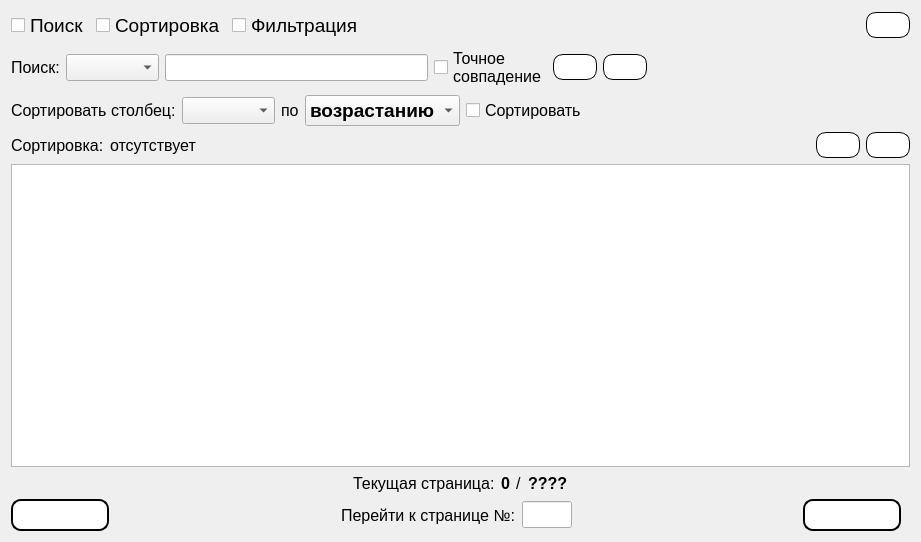
This is Gui/TabWidgets/Admin/profit.ui in MyEdit/Casino_Client as Qt 5 draws it before an edit. The edited form follows.
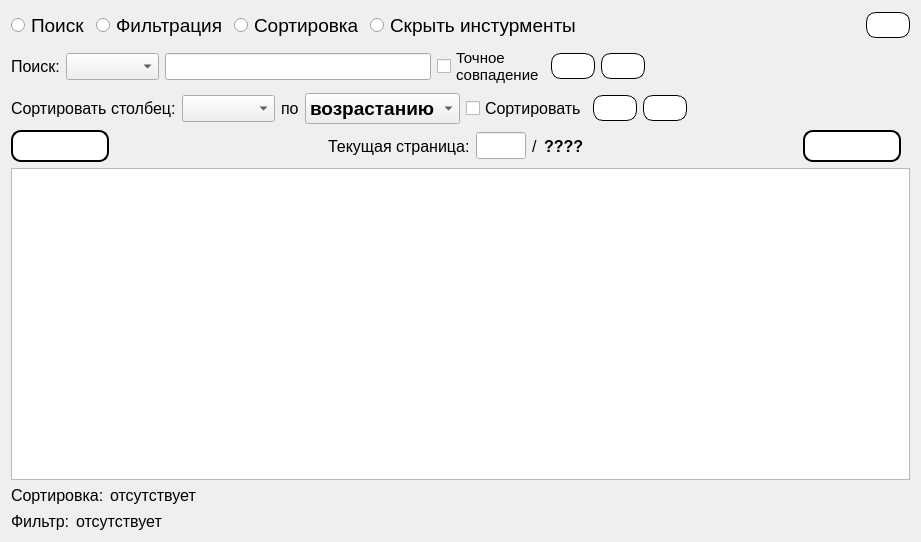
This is the edited form. Icons and pictures are not drawn.

Patch:
```diff
--- a/Gui/TabWidgets/Admin/profit.ui
+++ b/Gui/TabWidgets/Admin/profit.ui
@@ -17,7 +17,7 @@
    <item>
     <layout class="QHBoxLayout" name="horizontalLayout_2">
      <item>
-      <widget class="QCheckBox" name="checkBox_Search">
+      <widget class="QRadioButton" name="radioButton_Search">
        <property name="font">
         <font>
          <family>Segoe UI</family>
@@ -30,20 +30,7 @@
       </widget>
      </item>
      <item>
-      <widget class="QCheckBox" name="checkBox_Sorting">
-       <property name="font">
-        <font>
-         <family>Segoe UI</family>
-         <pointsize>14</pointsize>
-        </font>
-       </property>
-       <property name="text">
-        <string>Сортировка</string>
-       </property>
-      </widget>
-     </item>
-     <item>
-      <widget class="QCheckBox" name="checkBox_Filtr">
+      <widget class="QRadioButton" name="radioButton_Filtr">
        <property name="font">
         <font>
          <family>Segoe UI</family>
@@ -55,6 +42,32 @@
        </property>
       </widget>
      </item>
+     <item>
+      <widget class="QRadioButton" name="radioButton_Sorting">
+       <property name="font">
+        <font>
+         <family>Segoe UI</family>
+         <pointsize>14</pointsize>
+        </font>
+       </property>
+       <property name="text">
+        <string>Сортировка</string>
+       </property>
+      </widget>
+     </item>
+     <item>
+      <widget class="QRadioButton" name="radioButton">
+       <property name="font">
+        <font>
+         <family>Segoe UI</family>
+         <pointsize>14</pointsize>
+        </font>
+       </property>
+       <property name="text">
+        <string>Скрыть инстурменты</string>
+       </property>
+      </widget>
+     </item>
      <item>
       <spacer name="horizontalSpacer_2">
        <property name="orientation">
@@ -147,7 +160,7 @@
        <property name="font">
         <font>
          <family>Segoe UI</family>
-         <pointsize>12</pointsize>
+         <pointsize>11</pointsize>
         </font>
        </property>
        <property name="text">
@@ -329,74 +342,6 @@
       </widget>
      </item>
      <item>
-      <spacer name="horizontalSpacer_13">
-       <property name="orientation">
-        <enum>Qt::Horizontal</enum>
-       </property>
-       <property name="sizeHint" stdset="0">
-        <size>
-         <width>0</width>
-         <height>0</height>
-        </size>
-       </property>
-      </spacer>
-     </item>
-    </layout>
-   </item>
-   <item>
-    <layout class="QHBoxLayout" name="horizontalLayout">
-     <item>
-      <widget class="QLabel" name="label_7">
-       <property name="sizePolicy">
-        <sizepolicy hsizetype="Fixed" vsizetype="Preferred">
-         <horstretch>0</horstretch>
-         <verstretch>0</verstretch>
-        </sizepolicy>
-       </property>
-       <property name="font">
-        <font>
-         <family>Segoe UI</family>
-         <pointsize>12</pointsize>
-        </font>
-       </property>
-       <property name="text">
-        <string>Сортировка:</string>
-       </property>
-      </widget>
-     </item>
-     <item>
-      <widget class="QLabel" name="labelWhatKindSorting">
-       <property name="sizePolicy">
-        <sizepolicy hsizetype="Fixed" vsizetype="Preferred">
-         <horstretch>0</horstretch>
-         <verstretch>0</verstretch>
-        </sizepolicy>
-       </property>
-       <property name="font">
-        <font>
-         <family>Segoe UI</family>
-         <pointsize>12</pointsize>
-        </font>
-       </property>
-       <property name="text">
-        <string>отсутствует</string>
-       </property>
-      </widget>
-     </item>
-     <item>
-      <spacer name="horizontalSpacer">
-       <property name="orientation">
-        <enum>Qt::Horizontal</enum>
-       </property>
-       <property name="sizeHint" stdset="0">
-        <size>
-         <width>0</width>
-         <height>0</height>
-        </size>
-       </property>
-      </spacer>
-     </item>
-     <item>
       <widget class="QPushButton" name="addFilter">
        <property name="styleSheet">
         <string notr="true">QPushButton {
@@ -425,8 +370,8 @@
        </property>
        <property name="iconSize">
         <size>
-         <width>24</width>
-         <height>24</height>
+         <width>32</width>
+         <height>32</height>
         </size>
        </property>
       </widget>
@@ -460,104 +405,21 @@
        </property>
        <property name="iconSize">
         <size>
-         <width>24</width>
-         <height>24</height>
+         <width>32</width>
+         <height>32</height>
         </size>
        </property>
       </widget>
      </item>
-    </layout>
-   </item>
-   <item>
-    <widget class="QTableView" name="tableView">
-     <property name="font">
-      <font>
-       <family>Segoe UI</family>
-       <pointsize>10</pointsize>
-      </font>
-     </property>
-    </widget>
-   </item>
-   <item>
-    <layout class="QHBoxLayout" name="horizontalLayout_6">
      <item>
-      <spacer name="horizontalSpacer_9">
+      <spacer name="horizontalSpacer_13">
        <property name="orientation">
         <enum>Qt::Horizontal</enum>
        </property>
        <property name="sizeHint" stdset="0">
         <size>
-         <width>40</width>
-         <height>20</height>
-        </size>
-       </property>
-      </spacer>
-     </item>
-     <item>
-      <widget class="QLabel" name="label_4">
-       <property name="font">
-        <font>
-         <family>Segoe UI</family>
-         <pointsize>12</pointsize>
-        </font>
-       </property>
-       <property name="text">
-        <string>Текущая страница:</string>
-       </property>
-      </widget>
-     </item>
-     <item>
-      <widget class="QLabel" name="labelCurrentPage">
-       <property name="font">
-        <font>
-         <family>Segoe UI</family>
-         <pointsize>12</pointsize>
-         <weight>75</weight>
-         <bold>true</bold>
-        </font>
-       </property>
-       <property name="text">
-        <string>0</string>
-       </property>
-      </widget>
-     </item>
-     <item>
-      <widget class="QLabel" name="label_5">
-       <property name="font">
-        <font>
-         <family>Segoe UI</family>
-         <pointsize>12</pointsize>
-        </font>
-       </property>
-       <property name="text">
-        <string>/</string>
-       </property>
-      </widget>
-     </item>
-     <item>
-      <widget class="QLabel" name="labelMaxPage">
-       <property name="font">
-        <font>
-         <family>Segoe UI</family>
-         <pointsize>12</pointsize>
-         <weight>75</weight>
-         <bold>true</bold>
-        </font>
-       </property>
-       <property name="text">
-        <string>????</string>
-       </property>
-      </widget>
-     </item>
-     <item>
-      <spacer name="horizontalSpacer_10">
-       <property name="orientation">
-        <enum>Qt::Horizontal</enum>
-       </property>
-       <property name="sizeHint" stdset="0">
-        <size>
-         <width>40</width>
-         <height>20</height>
+         <width>0</width>
+         <height>0</height>
         </size>
        </property>
       </spacer>
@@ -624,7 +486,7 @@
       </spacer>
      </item>
      <item>
-      <widget class="QLabel" name="label_6">
+      <widget class="QLabel" name="label_4">
        <property name="font">
         <font>
          <family>Segoe UI</family>
@@ -632,7 +494,7 @@
         </font>
        </property>
        <property name="text">
-        <string>Перейти к странице №:</string>
+        <string>Текущая страница:</string>
        </property>
       </widget>
      </item>
@@ -648,7 +510,40 @@
         <font>
          <family>Segoe UI</family>
          <pointsize>12</pointsize>
+         <weight>75</weight>
+         <bold>true</bold>
         </font>
+       </property>
+       <property name="alignment">
+        <set>Qt::AlignRight|Qt::AlignTrailing|Qt::AlignVCenter</set>
+       </property>
+      </widget>
+     </item>
+     <item>
+      <widget class="QLabel" name="label_5">
+       <property name="font">
+        <font>
+         <family>Segoe UI</family>
+         <pointsize>12</pointsize>
+        </font>
+       </property>
+       <property name="text">
+        <string>/</string>
+       </property>
+      </widget>
+     </item>
+     <item>
+      <widget class="QLabel" name="labelMaxPage">
+       <property name="font">
+        <font>
+         <family>Segoe UI</family>
+         <pointsize>12</pointsize>
+         <weight>75</weight>
+         <bold>true</bold>
+        </font>
+       </property>
+       <property name="text">
+        <string>????</string>
        </property>
       </widget>
      </item>
@@ -708,6 +603,114 @@
      </item>
     </layout>
    </item>
+   <item>
+    <widget class="QTableView" name="tableView">
+     <property name="font">
+      <font>
+       <family>Segoe UI</family>
+       <pointsize>10</pointsize>
+      </font>
+     </property>
+    </widget>
+   </item>
+   <item>
+    <layout class="QHBoxLayout" name="horizontalLayout">
+     <item>
+      <widget class="QLabel" name="label_7">
+       <property name="sizePolicy">
+        <sizepolicy hsizetype="Fixed" vsizetype="Preferred">
+         <horstretch>0</horstretch>
+         <verstretch>0</verstretch>
+        </sizepolicy>
+       </property>
+       <property name="font">
+        <font>
+         <family>Segoe UI</family>
+         <pointsize>12</pointsize>
+        </font>
+       </property>
+       <property name="text">
+        <string>Сортировка:</string>
+       </property>
+      </widget>
+     </item>
+     <item>
+      <widget class="QLabel" name="labelWhatKindSorting">
+       <property name="sizePolicy">
+        <sizepolicy hsizetype="Fixed" vsizetype="Preferred">
+         <horstretch>0</horstretch>
+         <verstretch>0</verstretch>
+        </sizepolicy>
+       </property>
+       <property name="font">
+        <font>
+         <family>Segoe UI</family>
+         <pointsize>12</pointsize>
+        </font>
+       </property>
+       <property name="text">
+        <string>отсутствует</string>
+       </property>
+      </widget>
+     </item>
+     <item>
+      <spacer name="horizontalSpacer">
+       <property name="orientation">
+        <enum>Qt::Horizontal</enum>
+       </property>
+       <property name="sizeHint" stdset="0">
+        <size>
+         <width>0</width>
+         <height>0</height>
+        </size>
+       </property>
+      </spacer>
+     </item>
+    </layout>
+   </item>
+   <item>
+    <layout class="QHBoxLayout" name="horizontalLayout_3">
+     <item>
+      <widget class="QLabel" name="label_9">
+       <property name="font">
+        <font>
+         <family>Segoe UI</family>
+         <pointsize>12</pointsize>
+        </font>
+       </property>
+       <property name="text">
+        <string>Фильтр:</string>
+       </property>
+      </widget>
+     </item>
+     <item>
+      <widget class="QLabel" name="labelWhatKindFilter">
+       <property name="font">
+        <font>
+         <family>Segoe UI</family>
+         <pointsize>12</pointsize>
+        </font>
+       </property>
+       <property name="text">
+        <string>отсутствует</string>
+       </property>
+      </widget>
+     </item>
+     <item>
+      <spacer name="horizontalSpacer_3">
+       <property name="orientation">
+        <enum>Qt::Horizontal</enum>
+       </property>
+       <property name="sizeHint" stdset="0">
+        <size>
+         <width>40</width>
+         <height>20</height>
+        </size>
+       </property>
+      </spacer>
+     </item>
+    </layout>
+   </item>
   </layout>
  </widget>
  <resources>
```
Left out of the diff: 2 changed lines with no effect on the pictures.
